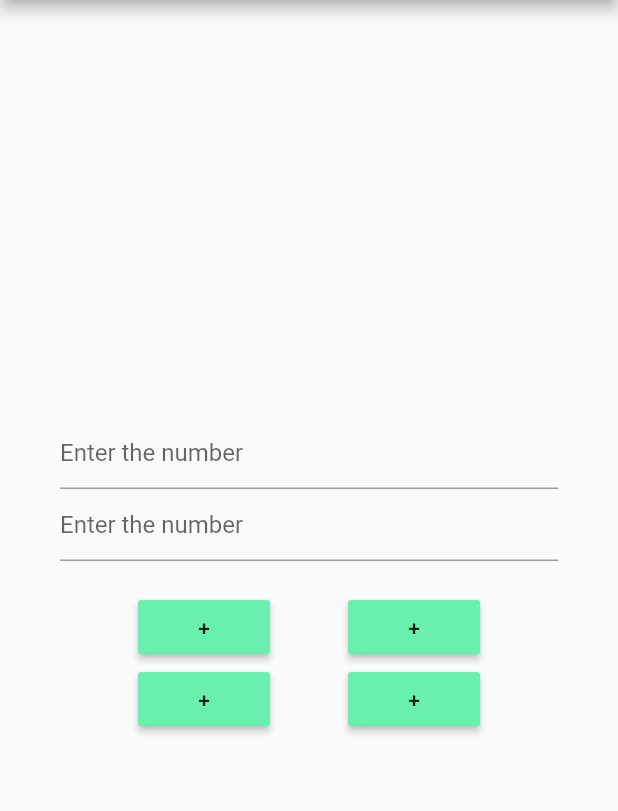
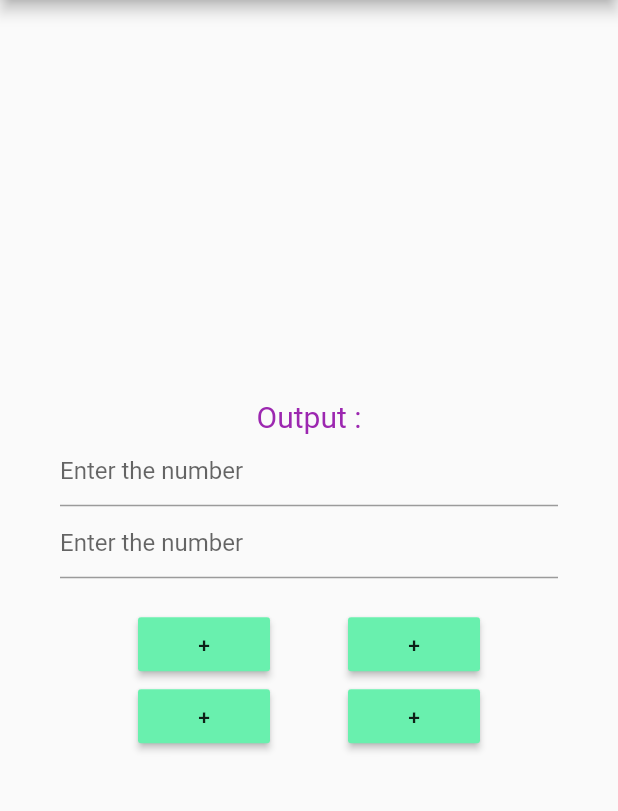
Before and after one commit to ebinsanty/flutter_app3, a Flutter app: the screen it shows after launch, on a phone screen of 412 x 824 dp, the part 84-895 px from its top. Run offline on Flutter 3.47's test engine with Material 2 defaults, Android fonts, the phone set to English and light mode, and no system bars.

Commit message:
Update home_page.dart

```diff
--- a/lib/home_page.dart
+++ b/lib/home_page.dart
@@ -19,6 +19,12 @@ class HomePageState extends State<HomePage>{
 
           mainAxisAlignment: MainAxisAlignment.center,
           children: <Widget>[
+            new Text("Output :",
+            style: new TextStyle(
+              fontSize: 20.0,
+              color: Colors.purple
+            ),
+            ),
             new TextField(
               keyboardType: TextInputType.number,
               decoration: new InputDecoration(
```
